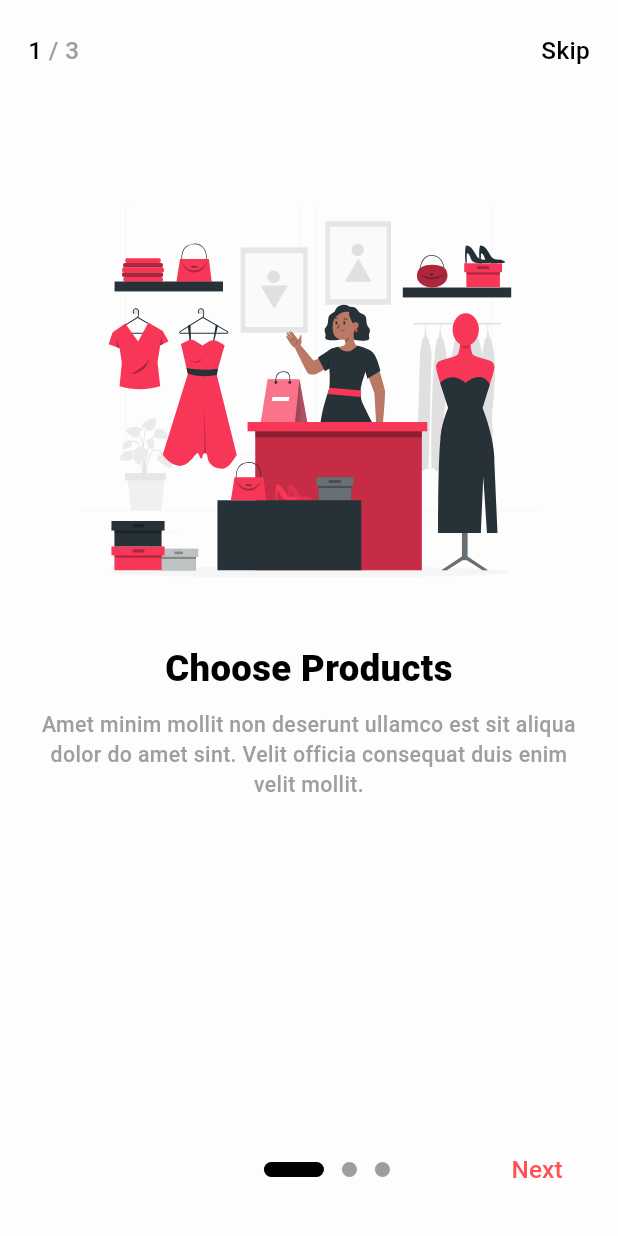
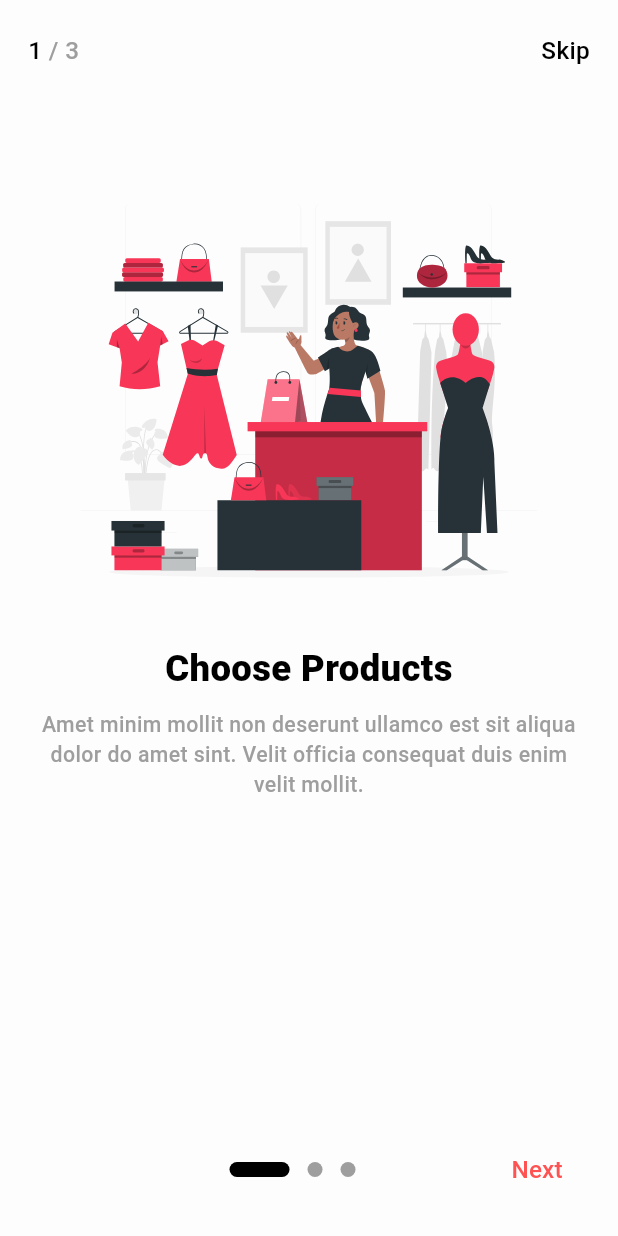
Before and after one commit to Haleez007/iti_api, a Flutter app: the PostPage screen opened directly, on a phone screen of 412 x 824 dp. Run offline on Flutter 3.47's test engine with Material 3 defaults, Android fonts, the phone set to English and light mode, and no system bars; drawn by our look-alikes of dots_indicator; our stand-ins replace equatable, flutter_bloc, flutter_screenutil, flutter_svg, fluttertoast.

Commit message:
haleez01010

```diff
--- a/lib/app/presentation/page/post_page.dart
+++ b/lib/app/presentation/page/post_page.dart
@@ -3,7 +3,7 @@ import 'package:flutter/material.dart';
 import 'package:flutter_screenutil/flutter_screenutil.dart';
 import 'package:flutter_svg/flutter_svg.dart';
 import 'package:iti_api/app/presentation/page/onboarding_model.dart';
-import 'get_started.dart';
+import 'package:iti_api/core/routing/routes.dart';
 
 class PostPage extends StatefulWidget {
   const PostPage({super.key});
@@ -50,9 +50,7 @@ class _PostPageState extends State<PostPage> {
                   ),
                   InkWell(
                     onTap: () {
-                        Navigator.of(context).pushReplacement(
-                          MaterialPageRoute(builder: (_) => const GetStarted()),
-                        );
+                      Navigator.of(context).pushReplacementNamed(Routes.getStarted);
                     },
                     child: Text(
                       "Skip",
@@ -122,63 +120,71 @@ class _PostPageState extends State<PostPage> {
               child: Row(
                 mainAxisAlignment: MainAxisAlignment.spaceBetween,
                 children: [
-                    // Previous Button
-                    if (currentPage > 0)
-                      TextButton(
+                  // Prev (left)
+                  SizedBox(
+                    width: 90.w,
+                    child: Align(
+                      alignment: Alignment.centerLeft,
+                      child: currentPage > 0
+                          ? TextButton(
                               onPressed: () {
                                 controller.previousPage(
-                            duration: Duration(milliseconds: 300),
+                                  duration: const Duration(milliseconds: 300),
                                   curve: Curves.easeInOut,
                                 );
                               },
                               child: Text(
-                          "Prev",
+                                'Prev',
                                 style: TextStyle(
-                            color: Colors.grey,
+                                  color: Colors.grey[700],
                                   fontSize: 16.sp,
+                                  fontWeight: FontWeight.w500,
                                 ),
                               ),
                             )
-                    else
-                      SizedBox(width: 80.w),
+                          : const SizedBox.shrink(),
+                    ),
+                  ),
 
-                    // Dots Indicator
+                  // Dots (center)
                   DotsIndicator(
                     dotsCount: onboardingTitles.length,
                     position: currentPage.toDouble(),
                     decorator: DotsDecorator(
                       activeColor: Colors.black,
                       color: Colors.grey,
-                        size: Size(10, 10),
-                        activeSize: Size(40, 10),
+                      size: const Size(10, 10),
+                      activeSize: const Size(40, 10),
                       activeShape: RoundedRectangleBorder(
                         borderRadius: BorderRadius.circular(5.r),
                       ),
                     ),
                   ),
 
-                    // Next/Get Started Button
-                    TextButton(
+                  // Next / Get Started (right)
+                  SizedBox(
+                    width: 110.w,
+                    child: Align(
+                      alignment: Alignment.centerRight,
+                      child: TextButton(
                         onPressed: () {
                           if (currentPage == onboardingTitles.length - 1) {
-                          Navigator.of(context).pushReplacement(
-                            MaterialPageRoute(builder: (_) => const GetStarted()),
-                          );
+                            Navigator.of(context).pushReplacementNamed(Routes.getStarted);
                           } else {
                             controller.nextPage(
-                            duration: Duration(milliseconds: 300),
+                              duration: const Duration(milliseconds: 300),
                               curve: Curves.easeInOut,
                             );
                           }
                         },
                         child: Text(
-                        currentPage == onboardingTitles.length - 1
-                            ? "Get Started"
-                            : "Next",
+                          currentPage == onboardingTitles.length - 1 ? 'Get Started' : 'Next',
                           style: TextStyle(
                             color: Colors.redAccent,
                             fontSize: 16.sp,
                             fontWeight: FontWeight.w500,
+                          ),
+                        ),
                       ),
                     ),
                   ),
--- a/lib/core/routing/routes.dart
+++ b/lib/core/routing/routes.dart
@@ -7,6 +7,9 @@ import 'package:iti_api/features/products/presentation/pages/product_details_pag
 import 'package:iti_api/features/products/presentation/pages/product_page.dart';
 import 'package:iti_api/features/splash/presentation/pages/splash_screen.dart';
 import 'package:iti_api/features/wishlist/presentation/pages/wishlist_page.dart';
+import 'package:iti_api/app/presentation/page/post_page.dart';
+import 'package:iti_api/app/presentation/page/get_started.dart';
+import 'package:iti_api/features/auth/presentation/pages/login_screen.dart';
 
 class Routes {
   static const String splash = '/';
@@ -17,13 +20,23 @@ class Routes {
   static const String payment = '/payment';
   static const String productDetails = '/product-details';
   static const String paymentSuccess = '/payment-success';
+  static const String post = '/post';
+  static const String getStarted = '/get-started';
+  static const String login = '/login';
 }
 
 class AppRouter {
   static Route<dynamic> onGenerateRoute(RouteSettings settings) {
     switch (settings.name) {
       case Routes.splash:
-        return MaterialPageRoute(builder: (_) => const SplashScreen());
+        // Launch the onboarding PostPage first
+        return MaterialPageRoute(builder: (_) => const PostPage());
+      case Routes.post:
+        return MaterialPageRoute(builder: (_) => const PostPage());
+      case Routes.getStarted:
+        return MaterialPageRoute(builder: (_) => const GetStarted());
+      case Routes.login:
+        return MaterialPageRoute(builder: (_) => const LoginScreen());
       case Routes.home:
         return MaterialPageRoute(builder: (_) => const HomePage());
       case Routes.products:
```
Also changed, not shown: lib/app/presentation/page/get_started.dart (+3 -4 lines), assets/images/Screenshot_20250913_142844.png (added), assets/images/Screenshot_20250913_143101.png (added), assets/images/Screenshot_20250913_143308.png (added), assets/images/Screenshot_20250913_143331.png (added), assets/images/Screenshot_20250913_143338.png (added), assets/images/Screenshot_20250913_143354.png (added), assets/images/Screenshot_20250913_143648.png (added), 2 other files. Lines whose indentation alone changed are shown as unchanged.
